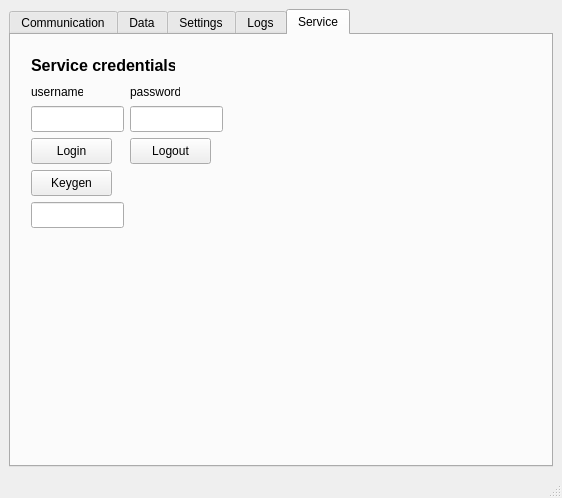
This is logger/Application_USB/WindowUI.ui in WestianPKl/Logger_Dashboard as Qt 5 draws it before an edit. The edited form follows.
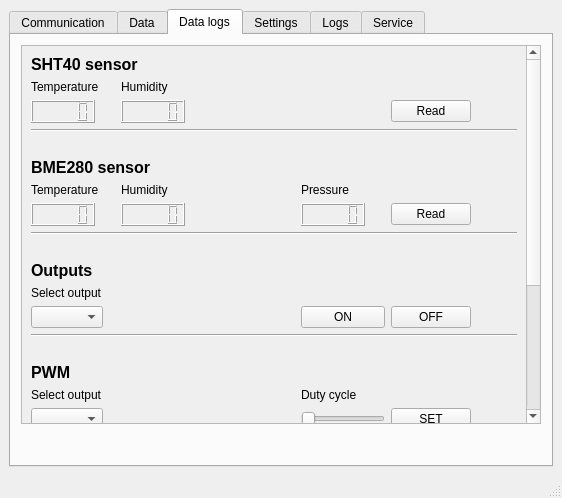
This is the edited form. Icons and pictures are not drawn.

```diff
--- a/logger/Application_USB/WindowUI.ui
+++ b/logger/Application_USB/WindowUI.ui
@@ -34,7 +34,7 @@
     <item row="0" column="0">
      <widget class="QTabWidget" name="tabWidget">
       <property name="currentIndex">
-       <number>4</number>
+       <number>2</number>
       </property>
       <widget class="QWidget" name="tab">
        <attribute name="title">
@@ -941,6 +941,621 @@
         </item>
        </layout>
       </widget>
+      <widget class="QWidget" name="tab_6">
+       <attribute name="title">
+        <string>Data logs</string>
+       </attribute>
+       <widget class="QScrollArea" name="scrollArea_2">
+        <property name="geometry">
+         <rect>
+          <x>10</x>
+          <y>10</y>
+          <width>520</width>
+          <height>379</height>
+         </rect>
+        </property>
+        <property name="widgetResizable">
+         <bool>true</bool>
+        </property>
+        <widget class="QWidget" name="scrollAreaWidgetContents_2">
+         <property name="geometry">
+          <rect>
+           <x>0</x>
+           <y>0</y>
+           <width>504</width>
+           <height>653</height>
+          </rect>
+         </property>
+         <layout class="QGridLayout" name="gridLayout_8">
+          <item row="13" column="4">
+           <widget class="QPushButton" name="output_off_button_2">
+            <property name="text">
+             <string>OFF</string>
+            </property>
+           </widget>
+          </item>
+          <item row="14" column="0" colspan="6">
+           <widget class="Line" name="line_10">
+            <property name="orientation">
+             <enum>Qt::Orientation::Horizontal</enum>
+            </property>
+           </widget>
+          </item>
+          <item row="11" column="0">
+           <widget class="QLabel" name="outputs_label_2">
+            <property name="font">
+             <font>
+              <pointsize>12</pointsize>
+              <bold>true</bold>
+             </font>
+            </property>
+            <property name="text">
+             <string>Outputs</string>
+            </property>
+           </widget>
+          </item>
+          <item row="27" column="2">
+           <widget class="QLabel" name="volume_label_2">
+            <property name="sizePolicy">
+             <sizepolicy hsizetype="Fixed" vsizetype="Fixed">
+              <horstretch>0</horstretch>
+              <verstretch>0</verstretch>
+             </sizepolicy>
+            </property>
+            <property name="text">
+             <string>Volume</string>
+            </property>
+           </widget>
+          </item>
+          <item row="18" column="4">
+           <widget class="QPushButton" name="set_pwm_button_2">
+            <property name="text">
+             <string>SET</string>
+            </property>
+           </widget>
+          </item>
+          <item row="17" column="3">
+           <widget class="QLabel" name="duty_cycle_label_2">
+            <property name="sizePolicy">
+             <sizepolicy hsizetype="Fixed" vsizetype="Fixed">
+              <horstretch>0</horstretch>
+              <verstretch>0</verstretch>
+             </sizepolicy>
+            </property>
+            <property name="text">
+             <string>Duty cycle</string>
+            </property>
+           </widget>
+          </item>
+          <item row="21" column="0">
+           <widget class="QLabel" name="rgb_label_2">
+            <property name="sizePolicy">
+             <sizepolicy hsizetype="Fixed" vsizetype="Fixed">
+              <horstretch>0</horstretch>
+              <verstretch>0</verstretch>
+             </sizepolicy>
+            </property>
+            <property name="font">
+             <font>
+              <pointsize>12</pointsize>
+              <bold>true</bold>
+             </font>
+            </property>
+            <property name="text">
+             <string>RGB</string>
+            </property>
+           </widget>
+          </item>
+          <item row="2" column="4">
+           <widget class="QPushButton" name="read_sht_button_2">
+            <property name="text">
+             <string>Read</string>
+            </property>
+           </widget>
+          </item>
+          <item row="18" column="3">
+           <widget class="QSlider" name="set_duty_cycle_slider_2">
+            <property name="sizePolicy">
+             <sizepolicy hsizetype="Fixed" vsizetype="Fixed">
+              <horstretch>0</horstretch>
+              <verstretch>0</verstretch>
+             </sizepolicy>
+            </property>
+            <property name="orientation">
+             <enum>Qt::Orientation::Horizontal</enum>
+            </property>
+           </widget>
+          </item>
+          <item row="13" column="0">
+           <widget class="QComboBox" name="select_output_box_2">
+            <property name="sizePolicy">
+             <sizepolicy hsizetype="Fixed" vsizetype="Fixed">
+              <horstretch>0</horstretch>
+              <verstretch>0</verstretch>
+             </sizepolicy>
+            </property>
+           </widget>
+          </item>
+          <item row="15" column="0" colspan="6">
+           <spacer name="horizontalSpacer_12">
+            <property name="orientation">
+             <enum>Qt::Orientation::Horizontal</enum>
+            </property>
+            <property name="sizeHint" stdset="0">
+             <size>
+              <width>526</width>
+              <height>20</height>
+             </size>
+            </property>
+           </spacer>
+          </item>
+          <item row="7" column="0">
+           <widget class="QLCDNumber" name="bme_temperature_2">
+            <property name="sizePolicy">
+             <sizepolicy hsizetype="Fixed" vsizetype="Fixed">
+              <horstretch>0</horstretch>
+              <verstretch>0</verstretch>
+             </sizepolicy>
+            </property>
+           </widget>
+          </item>
+          <item row="1" column="1" colspan="2">
+           <widget class="QLabel" name="sht_humidity_label_2">
+            <property name="sizePolicy">
+             <sizepolicy hsizetype="Fixed" vsizetype="Fixed">
+              <horstretch>0</horstretch>
+              <verstretch>0</verstretch>
+             </sizepolicy>
+            </property>
+            <property name="text">
+             <string>Humidity</string>
+            </property>
+           </widget>
+          </item>
+          <item row="25" column="0" colspan="6">
+           <spacer name="horizontalSpacer_13">
+            <property name="orientation">
+             <enum>Qt::Orientation::Horizontal</enum>
+            </property>
+            <property name="sizeHint" stdset="0">
+             <size>
+              <width>476</width>
+              <height>20</height>
+             </size>
+            </property>
+           </spacer>
+          </item>
+          <item row="9" column="0" colspan="6">
+           <widget class="Line" name="line_11">
+            <property name="orientation">
+             <enum>Qt::Orientation::Horizontal</enum>
+            </property>
+           </widget>
+          </item>
+          <item row="23" column="4">
+           <widget class="QLabel" name="current_color_2">
+            <property name="text">
+             <string/>
+            </property>
+           </widget>
+          </item>
+          <item row="6" column="1">
+           <widget class="QLabel" name="bme_humidity_label_2">
+            <property name="sizePolicy">
+             <sizepolicy hsizetype="Fixed" vsizetype="Fixed">
+              <horstretch>0</horstretch>
+              <verstretch>0</verstretch>
+             </sizepolicy>
+            </property>
+            <property name="text">
+             <string>Humidity</string>
+            </property>
+           </widget>
+          </item>
+          <item row="22" column="0">
+           <widget class="QLabel" name="red_label_2">
+            <property name="sizePolicy">
+             <sizepolicy hsizetype="Fixed" vsizetype="Fixed">
+              <horstretch>0</horstretch>
+              <verstretch>0</verstretch>
+             </sizepolicy>
+            </property>
+            <property name="text">
+             <string>Red</string>
+            </property>
+           </widget>
+          </item>
+          <item row="22" column="1">
+           <widget class="QLabel" name="green_label_2">
+            <property name="sizePolicy">
+             <sizepolicy hsizetype="Fixed" vsizetype="Fixed">
+              <horstretch>0</horstretch>
+              <verstretch>0</verstretch>
+             </sizepolicy>
+            </property>
+            <property name="text">
+             <string>Green</string>
+            </property>
+           </widget>
+          </item>
+          <item row="12" column="0">
+           <widget class="QLabel" name="output_select_label_2">
+            <property name="sizePolicy">
+             <sizepolicy hsizetype="Fixed" vsizetype="Fixed">
+              <horstretch>0</horstretch>
+              <verstretch>0</verstretch>
+             </sizepolicy>
+            </property>
+            <property name="text">
+             <string>Select output</string>
+            </property>
+           </widget>
+          </item>
+          <item row="19" column="0" colspan="6">
+           <widget class="Line" name="line_12">
+            <property name="orientation">
+             <enum>Qt::Orientation::Horizontal</enum>
+            </property>
+           </widget>
+          </item>
+          <item row="18" column="0">
+           <widget class="QComboBox" name="select_pwm_box_2">
+            <property name="sizePolicy">
+             <sizepolicy hsizetype="Fixed" vsizetype="Fixed">
+              <horstretch>0</horstretch>
+              <verstretch>0</verstretch>
+             </sizepolicy>
+            </property>
+           </widget>
+          </item>
+          <item row="28" column="2">
+           <widget class="QSlider" name="set_volume_slider_2">
+            <property name="sizePolicy">
+             <sizepolicy hsizetype="Fixed" vsizetype="Fixed">
+              <horstretch>0</horstretch>
+              <verstretch>0</verstretch>
+             </sizepolicy>
+            </property>
+            <property name="orientation">
+             <enum>Qt::Orientation::Horizontal</enum>
+            </property>
+           </widget>
+          </item>
+          <item row="3" column="0" colspan="6">
+           <widget class="Line" name="line_13">
+            <property name="orientation">
+             <enum>Qt::Orientation::Horizontal</enum>
+            </property>
+           </widget>
+          </item>
+          <item row="10" column="0" colspan="6">
+           <spacer name="horizontalSpacer_4">
+            <property name="orientation">
+             <enum>Qt::Orientation::Horizontal</enum>
+            </property>
+            <property name="sizeHint" stdset="0">
+             <size>
+              <width>337</width>
+              <height>20</height>
+             </size>
+            </property>
+           </spacer>
+          </item>
+          <item row="27" column="0">
+           <widget class="QLabel" name="frequency_label_2">
+            <property name="sizePolicy">
+             <sizepolicy hsizetype="Fixed" vsizetype="Fixed">
+              <horstretch>0</horstretch>
+              <verstretch>0</verstretch>
+             </sizepolicy>
+            </property>
+            <property name="text">
+             <string>Frequency</string>
+            </property>
+           </widget>
+          </item>
+          <item row="5" column="0" colspan="2">
+           <widget class="QLabel" name="bme_label_2">
+            <property name="font">
+             <font>
+              <pointsize>12</pointsize>
+              <bold>true</bold>
+             </font>
+            </property>
+            <property name="text">
+             <string>BME280 sensor</string>
+            </property>
+           </widget>
+          </item>
+          <item row="6" column="0">
+           <widget class="QLabel" name="bme_temperature_label_2">
+            <property name="sizePolicy">
+             <sizepolicy hsizetype="Fixed" vsizetype="Fixed">
+              <horstretch>0</horstretch>
+              <verstretch>0</verstretch>
+             </sizepolicy>
+            </property>
+            <property name="text">
+             <string>Temperature</string>
+            </property>
+           </widget>
+          </item>
+          <item row="2" column="0">
+           <widget class="QLCDNumber" name="sht_temperature_2">
+            <property name="sizePolicy">
+             <sizepolicy hsizetype="Fixed" vsizetype="Fixed">
+              <horstretch>0</horstretch>
+              <verstretch>0</verstretch>
+             </sizepolicy>
+            </property>
+            <property name="styleSheet">
+             <string notr="true"/>
+            </property>
+           </widget>
+          </item>
+          <item row="23" column="0">
+           <widget class="QSlider" name="set_red_slider_2">
+            <property name="sizePolicy">
+             <sizepolicy hsizetype="Fixed" vsizetype="Fixed">
+              <horstretch>0</horstretch>
+              <verstretch>0</verstretch>
+             </sizepolicy>
+            </property>
+            <property name="orientation">
+             <enum>Qt::Orientation::Horizontal</enum>
+            </property>
+           </widget>
+          </item>
+          <item row="28" column="0">
+           <widget class="QSlider" name="set_frequency_slider_2">
+            <property name="sizePolicy">
+             <sizepolicy hsizetype="Fixed" vsizetype="Fixed">
+              <horstretch>0</horstretch>
+              <verstretch>0</verstretch>
+             </sizepolicy>
+            </property>
+            <property name="orientation">
+             <enum>Qt::Orientation::Horizontal</enum>
+            </property>
+           </widget>
+          </item>
+          <item row="23" column="2">
+           <widget class="QSlider" name="set_blue_slider_2">
+            <property name="sizePolicy">
+             <sizepolicy hsizetype="Fixed" vsizetype="Fixed">
+              <horstretch>0</horstretch>
+              <verstretch>0</verstretch>
+             </sizepolicy>
+            </property>
+            <property name="orientation">
+             <enum>Qt::Orientation::Horizontal</enum>
+            </property>
+           </widget>
+          </item>
+          <item row="2" column="1" colspan="2">
+           <widget class="QLCDNumber" name="sht_humidity_2">
+            <property name="sizePolicy">
+             <sizepolicy hsizetype="Fixed" vsizetype="Fixed">
+              <horstretch>0</horstretch>
+              <verstretch>0</verstretch>
+             </sizepolicy>
+            </property>
+           </widget>
+          </item>
+          <item row="23" column="1">
+           <widget class="QSlider" name="set_green_slider_2">
+            <property name="sizePolicy">
+             <sizepolicy hsizetype="Fixed" vsizetype="Fixed">
+              <horstretch>0</horstretch>
+              <verstretch>0</verstretch>
+             </sizepolicy>
+            </property>
+            <property name="orientation">
+             <enum>Qt::Orientation::Horizontal</enum>
+            </property>
+           </widget>
+          </item>
+          <item row="17" column="0">
+           <widget class="QLabel" name="pwm_select_label_2">
+            <property name="text">
+             <string>Select output</string>
+            </property>
+           </widget>
+          </item>
+          <item row="24" column="0" colspan="6">
+           <widget class="Line" name="line_14">
+            <property name="orientation">
+             <enum>Qt::Orientation::Horizontal</enum>
+            </property>
+           </widget>
+          </item>
+          <item row="13" column="3">
+           <widget class="QPushButton" name="output_on_button_2">
+            <property name="text">
+             <string>ON</string>
+            </property>
+           </widget>
+          </item>
+          <item row="20" column="0" colspan="6">
+           <spacer name="horizontalSpacer_14">
+            <property name="orientation">
+             <enum>Qt::Orientation::Horizontal</enum>
+            </property>
+            <property name="sizeHint" stdset="0">
+             <size>
+              <width>526</width>
+              <height>20</height>
+             </size>
+            </property>
+           </spacer>
+          </item>
+          <item row="22" column="2">
+           <widget class="QLabel" name="blue_label_2">
+            <property name="sizePolicy">
+             <sizepolicy hsizetype="Fixed" vsizetype="Fixed">
+              <horstretch>0</horstretch>
+              <verstretch>0</verstretch>
+             </sizepolicy>
+            </property>
+            <property name="text">
+             <string>Blue</string>
+            </property>
+           </widget>
+          </item>
+          <item row="22" column="4">
+           <widget class="QLabel" name="color_label_2">
+            <property name="sizePolicy">
+             <sizepolicy hsizetype="Fixed" vsizetype="Fixed">
+              <horstretch>0</horstretch>
+              <verstretch>0</verstretch>
+             </sizepolicy>
+            </property>
+            <property name="text">
+             <string>Color</string>
+            </property>
+           </widget>
+          </item>
+          <item row="16" column="0">
+           <widget class="QLabel" name="pwm_label_2">
+            <property name="font">
+             <font>
+              <pointsize>12</pointsize>
+              <bold>true</bold>
+             </font>
+            </property>
+            <property name="text">
+             <string>PWM</string>
+            </property>
+           </widget>
+          </item>
+          <item row="0" column="0" colspan="2">
+           <widget class="QLabel" name="sht_label_2">
+            <property name="font">
+             <font>
+              <pointsize>12</pointsize>
+              <bold>true</bold>
+             </font>
+            </property>
+            <property name="text">
+             <string>SHT40 sensor</string>
+            </property>
+           </widget>
+          </item>
+          <item row="6" column="3">
+           <widget class="QLabel" name="bme_pressure_label_2">
+            <property name="sizePolicy">
+             <sizepolicy hsizetype="Fixed" vsizetype="Fixed">
+              <horstretch>0</horstretch>
+              <verstretch>0</verstretch>
+             </sizepolicy>
+            </property>
+            <property name="text">
+             <string>Pressure</string>
+            </property>
+           </widget>
+          </item>
+          <item row="26" column="0">
+           <widget class="QLabel" name="buzzer_label_2">
+            <property name="sizePolicy">
+             <sizepolicy hsizetype="Fixed" vsizetype="Fixed">
+              <horstretch>0</horstretch>
+              <verstretch>0</verstretch>
+             </sizepolicy>
+            </property>
+            <property name="font">
+             <font>
+              <pointsize>12</pointsize>
+              <bold>true</bold>
+             </font>
+            </property>
+            <property name="text">
+             <string>Buzzer</string>
+            </property>
+           </widget>
+          </item>
+          <item row="23" column="3">
+           <widget class="QSlider" name="set_brightness_slider_2">
+            <property name="sizePolicy">
+             <sizepolicy hsizetype="Fixed" vsizetype="Fixed">
+              <horstretch>0</horstretch>
+              <verstretch>0</verstretch>
+             </sizepolicy>
+            </property>
+            <property name="orientation">
+             <enum>Qt::Orientation::Horizontal</enum>
+            </property>
+           </widget>
+          </item>
+          <item row="7" column="4">
+           <widget class="QPushButton" name="read_bme_button_2">
+            <property name="text">
+             <string>Read</string>
+            </property>
+           </widget>
+          </item>
+          <item row="22" column="3">
+           <widget class="QLabel" name="brightness_label_2">
+            <property name="sizePolicy">
+             <sizepolicy hsizetype="Fixed" vsizetype="Fixed">
+              <horstretch>0</horstretch>
+              <verstretch>0</verstretch>
+             </sizepolicy>
+            </property>
+            <property name="text">
+             <string>Brightness</string>
+            </property>
+           </widget>
+          </item>
+          <item row="4" column="0" colspan="6">
+           <spacer name="horizontalSpacer_7">
+            <property name="orientation">
+             <enum>Qt::Orientation::Horizontal</enum>
+            </property>
+            <property name="sizeHint" stdset="0">
+             <size>
+              <width>520</width>
+              <height>20</height>
+             </size>
+            </property>
+           </spacer>
+          </item>
+          <item row="7" column="1" colspan="2">
+           <widget class="QLCDNumber" name="bme_humidity_2">
+            <property name="sizePolicy">
+             <sizepolicy hsizetype="Fixed" vsizetype="Fixed">
+              <horstretch>0</horstretch>
+              <verstretch>0</verstretch>
+             </sizepolicy>
+            </property>
+           </widget>
+          </item>
+          <item row="1" column="0">
+           <widget class="QLabel" name="sht_temperature_label_2">
+            <property name="sizePolicy">
+             <sizepolicy hsizetype="Fixed" vsizetype="Fixed">
+              <horstretch>0</horstretch>
+              <verstretch>0</verstretch>
+             </sizepolicy>
+            </property>
+            <property name="text">
+             <string>Temperature</string>
+            </property>
+           </widget>
+          </item>
+          <item row="7" column="3">
+           <widget class="QLCDNumber" name="bme_pressure_2">
+            <property name="sizePolicy">
+             <sizepolicy hsizetype="Fixed" vsizetype="Fixed">
+              <horstretch>0</horstretch>
+              <verstretch>0</verstretch>
+             </sizepolicy>
+            </property>
+           </widget>
+          </item>
+         </layout>
+        </widget>
+       </widget>
+      </widget>
       <widget class="QWidget" name="tab_3">
        <attribute name="title">
         <string>Settings</string>
```
Left out of the diff: 9 changed lines with no effect on the pictures.
